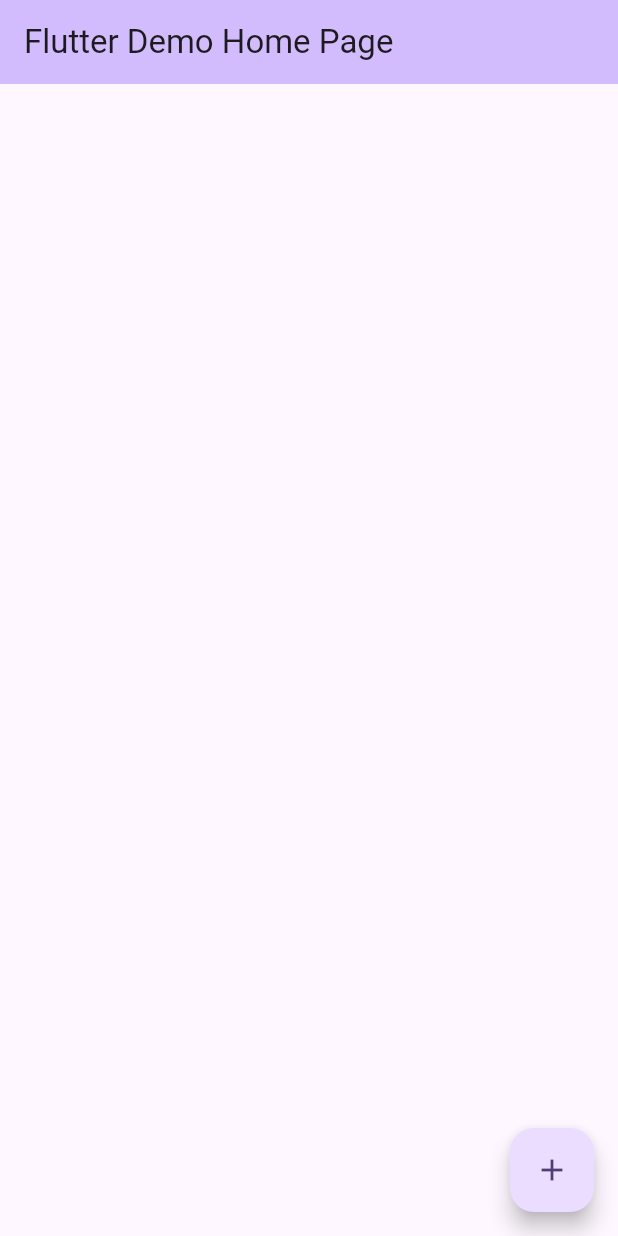
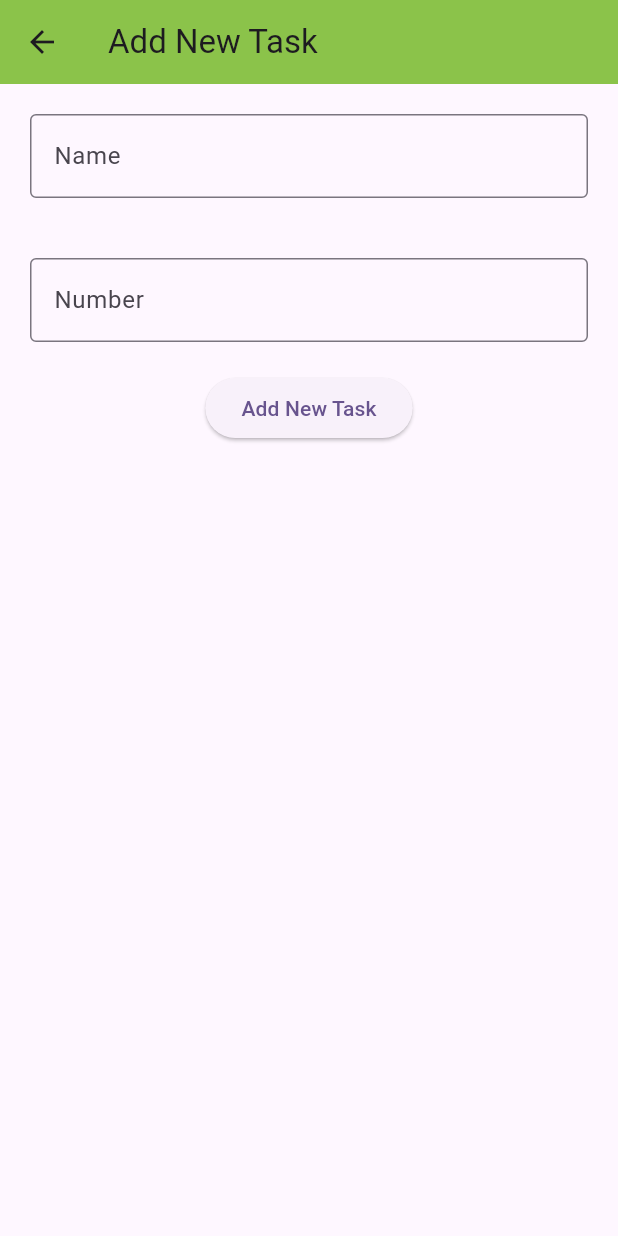
Before and after one commit to ayocesarallie37/proyecto_finanzas, a Flutter app: the screen it shows after launch, after a tap on the "add" icon, on a phone screen of 412 x 824 dp. Run offline on Flutter 3.47's test engine with Material 3 defaults, Android fonts, the phone set to English and light mode, and no system bars; our stand-ins replace cloud_firestore, firebase_core; accounts and stored records are empty.

Commit message:
update agregar datos

```diff
--- a/lib/main.dart
+++ b/lib/main.dart
@@ -1,6 +1,7 @@
 import 'package:cloud_firestore/cloud_firestore.dart';
 import 'package:flutter/material.dart';
 import 'package:firebase_core/firebase_core.dart';
+import 'package:proyecto_finanzas/view/form_task.dart';
 import 'firebase_options.dart';
 
 void main() async {
@@ -58,7 +59,12 @@ class _MyHomePageState extends State<MyHomePage> {
         }),
       floatingActionButton: FloatingActionButton(
         onPressed: () {
-          print('Hola');
+          Navigator.push(
+            context,
+            MaterialPageRoute(
+              builder: (context) => const AddNewTaskScreen(),
+            ),
+          );
         },
         tooltip: 'Agregar nueva tarea',
         child: const Icon(Icons.add),
--- /dev/null
+++ b/lib/view/form_task.dart
@@ -0,0 +1,76 @@
+import 'package:cloud_firestore/cloud_firestore.dart';
+import 'package:flutter/material.dart';
+
+class AddNewTaskScreen extends StatefulWidget {
+  const AddNewTaskScreen({super.key});
+
+  @override
+  State<AddNewTaskScreen> createState() => _AddNewTaskScreenState();
+}
+
+class _AddNewTaskScreenState extends State<AddNewTaskScreen> {
+  final nameController = TextEditingController();
+  final numberController = TextEditingController();
+
+  @override
+  void dispose() {
+    nameController.dispose();
+    numberController.dispose();
+    print('Dispose');
+    super.dispose();
+  }
+
+  @override
+  Widget build(BuildContext context) {
+    return Scaffold(
+        appBar: AppBar(
+          title: const Text('Add New Task'),
+          backgroundColor: Colors.lightGreen,
+        ),
+        body: Center(
+          child: Column(
+            children: [
+              Padding(
+                padding: const EdgeInsets.all(20),
+                child: TextField(
+                  decoration: const InputDecoration(
+                    border: OutlineInputBorder(),
+                    hintText: 'Name',
+                  ),
+                  controller: nameController,
+                ),
+              ),
+              Padding(
+                padding: const EdgeInsets.all(20),
+                child: TextField(
+                  decoration: const InputDecoration(
+                    border: OutlineInputBorder(),
+                    hintText: 'Number',
+                  ),
+                  controller: numberController,
+                ),
+              ),
+              ElevatedButton(
+                  onPressed: () {
+                    // Create a new user with a first and last name
+                    final task = <String, dynamic>{
+                      "name": nameController.text,
+                      "number": int.parse(numberController.text),
+                    };
+
+                    final db = FirebaseFirestore.instance;
+
+                    db
+                        .collection("finanzas")
+                        .add(task)
+                        .then((DocumentReference doc) {
+                      Navigator.pop(context);
+                      print('DocumentSnapshot added with ID: ${doc.id}');
+                    });
+                  },
+                  child: const Text('Add New Task')),
+            ],
+          ),
+        ));
+  }
+}
```
